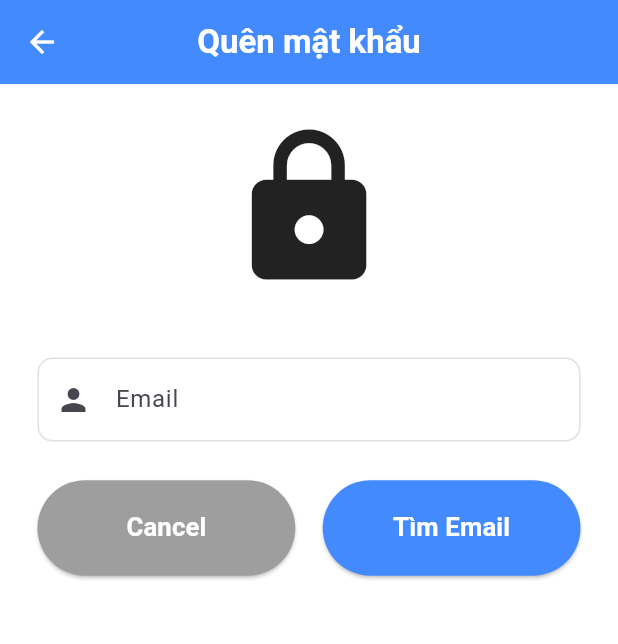
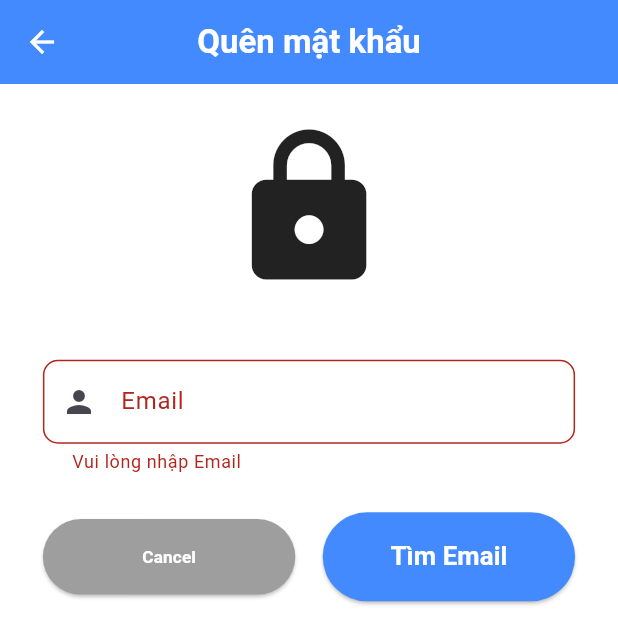
Before and after one commit to hoangkietcoder/PersonalProjectGrocery, a Flutter app: the ForgotpasswordView screen opened directly, after a tap on "Tìm Email", on a phone screen of 412 x 824 dp. Shown: the top 644 px of the screen. Run offline on Flutter 3.47's test engine with Material 3 defaults, Android fonts, the phone set to English and light mode, and no system bars; our stand-ins replace bloc, bloc_concurrency, cloud_firestore, curved_labeled_navigation_bar, equatable, firebase_auth and 15 more; accounts and stored records are empty; generated files the repository leaves out were written again.

Commit message:
Done: chức năng quên mật khẩu

```diff
--- a/lib/ForgotPassword/ForgotPassword.dart
+++ b/lib/ForgotPassword/ForgotPassword.dart
@@ -3,7 +3,6 @@ import 'dart:math';
 import 'package:flutter/material.dart';
 import 'package:flutter_bloc/flutter_bloc.dart';
 import 'package:flutter_screenutil/flutter_screenutil.dart';
-import '../Compoents/Dialog/dialog_FindEmail.dart';
 import '../Compoents/Dialog/dialog_loading_login.dart';
 import '../Repository/Authentication/authentication_repository.dart';
 import 'bloc/forgotpassword_bloc.dart';
@@ -75,23 +74,11 @@ class _ForgotpasswordState extends State<ForgotpasswordView> {
                   },
                 );
               } else if (state.statusSubmit == StatusForgotPassword.success) {
-                Navigator.pop(context); // đóng dialog cũ mở dialog mới
-                // AwesomeDialog(
-                //   context: context,
-                //   dialogType: DialogType.success,
-                //   headerAnimationLoop: false,
-                //   animType: AnimType.bottomSlide,
-                //   title: 'Gửi Thành Công',
-                //   desc: 'Đã gửi link để reset password ',
-                //   buttonsTextStyle: const TextStyle(color: Colors.black),
-                //   showCloseIcon: true,
-                //
-                //   // 2 chức năng cancel và ok
-                //   btnCancelOnPress: () {},
-                //   btnOkOnPress: () {
-                //     Navigator.of(context).popUntil(ModalRoute.withName("/Login"));
-                //   },
-                // ).show();
+
+                ScaffoldMessenger.of(context).showSnackBar(
+                    SnackBar(content: Text('Đã gửi link reset password!')));
+                // vì do realtime rồi nên chỉ cần popuntil về thôi
+                Navigator.popUntil(context, ModalRoute.withName('/Login'));
 
               } else if (state.statusSubmit == StatusForgotPassword.failure) {
                 Navigator.pop(context);
@@ -115,7 +102,7 @@ class _ForgotpasswordState extends State<ForgotpasswordView> {
                     size: 100.sp,
                   ),
                   Container(
-                    padding: const EdgeInsets.fromLTRB(25.0, 10.0, 25.0, 20.0),
+                    padding:  REdgeInsets.fromLTRB(25.0, 10.0, 25.0, 20.0),
                     decoration: const BoxDecoration(
                       color: Colors.white,
                       borderRadius: BorderRadius.only(
@@ -130,10 +117,7 @@ class _ForgotpasswordState extends State<ForgotpasswordView> {
                           SizedBox(height: 25.h),
                           TextFormField(
                             keyboardType: TextInputType.emailAddress,
-                            onChanged: (value) => context
-                                .read<ForgotpasswordBloc>()
-                                .add(EmailForgotChange(
-                                    value)), // lưu thay đổi vào state
+                            onChanged: (value) => context.read<ForgotpasswordBloc>().add(EmailForgotChange(value)), // lưu thay đổi vào state
                             controller: _emailForgotPasswordController, // đăng kí dùng controller
                             validator: (value) {
                               if (value == null || value.isEmpty) {
@@ -170,7 +154,7 @@ class _ForgotpasswordState extends State<ForgotpasswordView> {
                                 child: ElevatedButton(
                                   style: ElevatedButton.styleFrom(
                                     backgroundColor: Colors.grey, // Cancel button màu xám
-                                    padding: EdgeInsets.symmetric(vertical: 15.h),
+                                    padding: EdgeInsets.symmetric(vertical: 15.r),
                                     shape: RoundedRectangleBorder(
                                       borderRadius: BorderRadius.circular(30.r),
                                     ),
@@ -182,7 +166,7 @@ class _ForgotpasswordState extends State<ForgotpasswordView> {
                                   child: Text(
                                     "Cancel",
                                     style: TextStyle(
-                                      fontSize: 15.sp,
+                                      fontSize: 10.sp,
                                       color: Colors.white,
                                       fontWeight: FontWeight.bold,
                                     ),
@@ -194,13 +178,18 @@ class _ForgotpasswordState extends State<ForgotpasswordView> {
                                 child: ElevatedButton(
                                   style: ElevatedButton.styleFrom(
                                     backgroundColor: Colors.blueAccent,
-                                    padding: EdgeInsets.symmetric(vertical: 15.h),
+                                    padding: EdgeInsets.symmetric(vertical: 15.r),
                                     shape: RoundedRectangleBorder(
                                       borderRadius: BorderRadius.circular(30.r),
                                     ),
                                   ),
                                   onPressed: () {
-                                    // Xử lý khi nhấn "Tìm Email"
+                                    //currentState: Truy cập trạng thái của biểu mẫu.
+                                    // validate(): Xác thực tất cả các trường biểu mẫu và trả về true nếu tất cả đều hợp lệ.
+                                    if (_formSignInKey.currentState!.validate()) {
+                                      // Gọi hàm xác thực
+                                      context.read<ForgotpasswordBloc>().add(const ForgotPasswordRequested());
+                                    }
                                   },
                                   child: Text(
                                     "Tìm Email",
--- a/lib/Login/loginApp.dart
+++ b/lib/Login/loginApp.dart
@@ -165,7 +165,8 @@ class _LoginViewState extends State<_LoginView> {
                           Row(
                             mainAxisAlignment: MainAxisAlignment.spaceBetween,
                             children: [
-                              Row(
+                              Expanded(
+                                child: Row(
                                   children: [
                                     Checkbox(
                                       hoverColor: Colors.redAccent,
@@ -177,13 +178,14 @@ class _LoginViewState extends State<_LoginView> {
                                       },
                                       activeColor: Colors.blue,
                                     ),
-                                  const Text(
+                                    Text(
                                       "Ghi nhớ mật khẩu",
                                       style: TextStyle(
                                         color: Colors.black54,
                                       ),
                                     ),
                                   ],
+                                ),
                               ),
                               GestureDetector(
                                 onTap: () {
```
Also changed, not shown: lib/Compoents/Dialog/dialog_FindEmail.dart (deleted, +0 -21 lines). Lines whose indentation alone changed are shown as unchanged.
